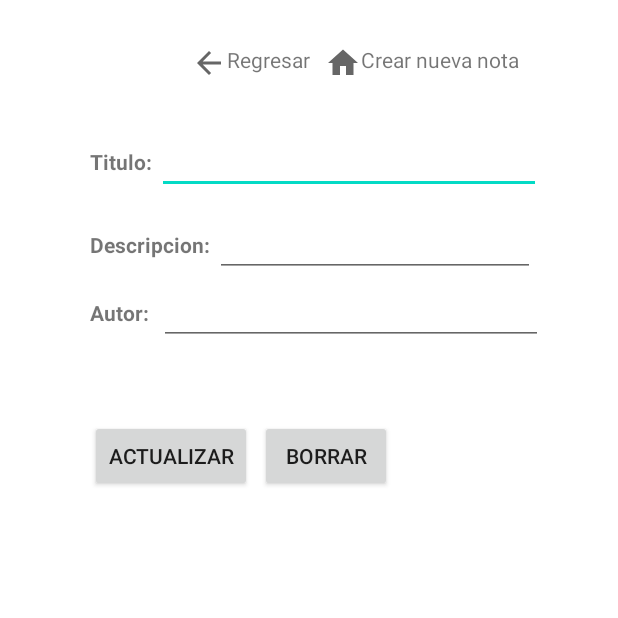
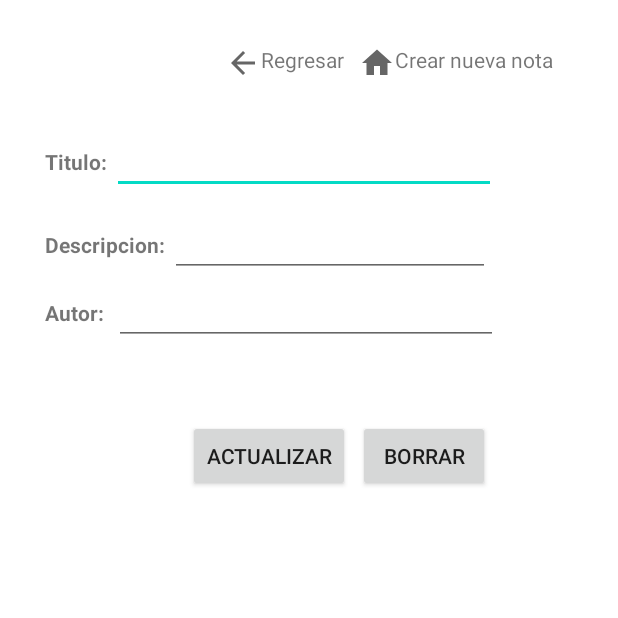
Before and after one commit to Matheo-ceron15/EvalPractica2, an Android app: the VistaNota screen opened directly, with no data from a screen before it, on a phone screen of 412 x 824 dp, the top half of it. Run offline under Robolectric (Android 15) with nearby library versions, the phone set to English and light mode, and no system bars.

Commit message:
Correccion de errores

```diff
--- a/app/src/main/res/layout/activity_vista_nota.xml
+++ b/app/src/main/res/layout/activity_vista_nota.xml
@@ -10,7 +10,7 @@
     <LinearLayout
         android:layout_width="wrap_content"
         android:layout_height="wrap_content"
-        android:layout_marginStart="127dp"
+        android:layout_marginStart="150dp"
         android:layout_marginEnd="30dp"
         android:layout_marginTop="30dp"
         android:orientation="horizontal">
@@ -39,7 +39,7 @@
         android:layout_height="wrap_content"
         android:orientation="vertical"
         android:layout_gravity="center"
-        android:paddingLeft="60dp"
+        android:layout_marginStart="20dp"
         >
 
 
@@ -111,7 +111,8 @@
             android:layout_width="wrap_content"
             android:layout_height="wrap_content"
             android:layout_marginTop="50dp"
-            android:orientation="horizontal">
+            android:orientation="horizontal"
+            android:layout_gravity="center">
 
             <Button
                 android:id="@+id/btn_actualizar"
--- a/app/src/main/res/values/strings.xml
+++ b/app/src/main/res/values/strings.xml
@@ -1,3 +1,3 @@
 <resources>
-    <string name="app_name">EvalPractica2</string>
+    <string name="app_name">Evaluacion practica 2</string>
 </resources>
```
